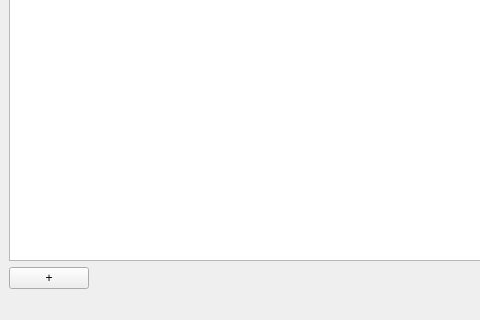
Before: the Qt Designer form forms/start_window_challenger.ui in RomkaGP228/challanger_analizer, drawn with Qt 5; both pictures show x 0 to 480 and y 486 to 806 of the 843 by 806 pixel window.
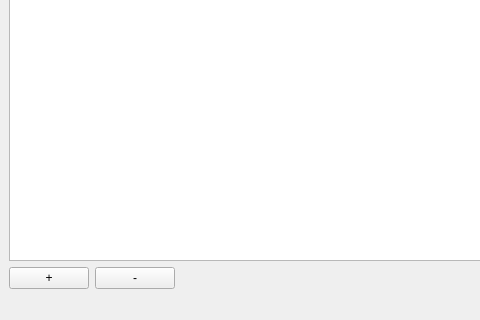
After: the same form once the commit is applied.

Commit message: 081124 добавлено наконец-то полное открытие, полная отработка удаления и открытие информации, требуется добавить удлаение json файла и сохранение информации

Patch:
```diff
--- a/forms/start_window_challenger.ui
+++ b/forms/start_window_challenger.ui
@@ -46,6 +46,16 @@
         </property>
        </widget>
       </item>
+      <item>
+       <widget class="QPushButton" name="delete_one">
+        <property name="enabled">
+         <bool>true</bool>
+        </property>
+        <property name="text">
+         <string>-</string>
+        </property>
+       </widget>
+      </item>
       <item>
        <spacer name="horizontalSpacer">
         <property name="orientation">
```
The commit also changes 4 other files.
